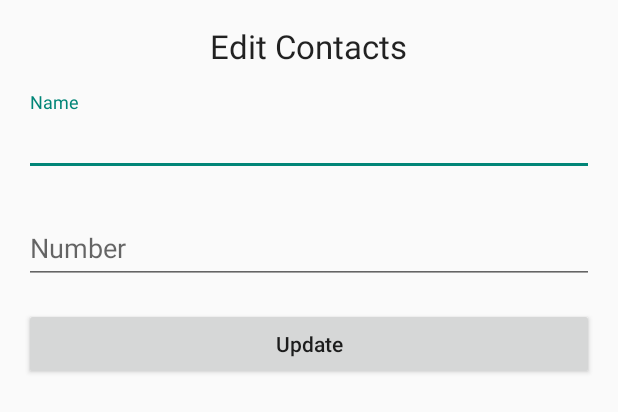
After one commit to rajatbeck/Contacts, an Android app: the layout bottom_list_fragment.xml on its own in the app's theme, with its tools: preview values and no code run, on a phone screen of 412 x 824 dp. The commit adds this screen. Shown: the top 412 px of the screen. Run offline under Robolectric (Android 15) with nearby library versions, the phone set to English and light mode, and no system bars.

```diff
--- a/app/src/main/res/layout/activity_login.xml
+++ b/app/src/main/res/layout/activity_login.xml
@@ -45,4 +45,5 @@
     </RelativeLayout>
 
 
+
 </android.support.design.widget.CoordinatorLayout>
--- /dev/null
+++ b/app/src/main/res/layout/bottom_list_fragment.xml
@@ -0,0 +1,68 @@
+<?xml version="1.0" encoding="utf-8"?>
+<android.support.v4.widget.NestedScrollView
+    xmlns:android="http://schemas.android.com/apk/res/android"
+    android:orientation="vertical" android:layout_width="match_parent"
+    android:layout_height="match_parent">
+<LinearLayout xmlns:android="http://schemas.android.com/apk/res/android"
+    android:orientation="vertical" android:layout_width="match_parent"
+    android:layout_height="match_parent">
+
+    <TextView
+        android:layout_width="wrap_content"
+        android:layout_height="wrap_content"
+        android:textAppearance="@style/TextAppearance.AppCompat.Large"
+        android:text="Edit Contacts"
+        android:layout_gravity="center"
+        android:layout_marginTop="@dimen/activity_vertical_margin"
+        android:layout_marginBottom="@dimen/activity_vertical_margin"
+        />
+
+    <android.support.design.widget.TextInputLayout
+        android:id="@+id/input_layout_name"
+        android:layout_width="match_parent"
+        android:layout_height="wrap_content"
+        android:layout_marginLeft="@dimen/activity_horizontal_margin"
+        android:layout_marginRight="@dimen/activity_horizontal_margin"
+        >
+
+        <EditText
+            android:id="@+id/input_name"
+            android:layout_width="match_parent"
+            android:layout_height="wrap_content"
+            android:maxLines="1"
+            android:hint="Name"
+            android:singleLine="true" />
+    </android.support.design.widget.TextInputLayout>
+    <android.support.design.widget.TextInputLayout
+        android:id="@+id/input_layout_number"
+        android:layout_width="match_parent"
+        android:layout_height="wrap_content"
+        android:layout_marginTop="@dimen/activity_vertical_margin"
+        android:layout_marginLeft="@dimen/activity_horizontal_margin"
+        android:layout_marginRight="@dimen/activity_horizontal_margin">
+
+        <EditText
+            android:id="@+id/input_number"
+            android:layout_width="match_parent"
+            android:layout_height="wrap_content"
+            android:maxLines="1"
+            android:inputType="number"
+            android:singleLine="true"
+            android:hint="Number"
+            />
+    </android.support.design.widget.TextInputLayout>
+
+    <Button
+        android:layout_width="match_parent"
+        android:layout_height="wrap_content"
+        android:id="@+id/btn_update"
+        android:text="Update"
+        android:textAllCaps="false"
+        android:layout_marginLeft="@dimen/activity_horizontal_margin"
+        android:layout_marginRight="@dimen/activity_horizontal_margin"
+        android:layout_marginTop="@dimen/activity_vertical_margin"
+        android:layout_marginBottom="@dimen/activity_vertical_margin"
+        />
+
+</LinearLayout>
+    </android.support.v4.widget.NestedScrollView>
```
Also changed, not shown: app/src/main/java/com/test/lifcare/ListActivity.java (+45 -6 lines), app/src/main/java/com/test/lifcare/adapter/ListAdapter.java (+8 -0 lines), app/src/main/java/com/test/lifcare/fragment/BottomEditSheet.java (added, +138 -0 lines).
